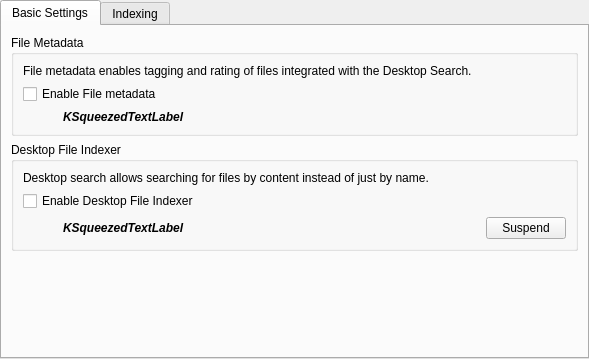
Old version of the form src/file/kcm/configwidget.ui in the repository KDE/baloo.
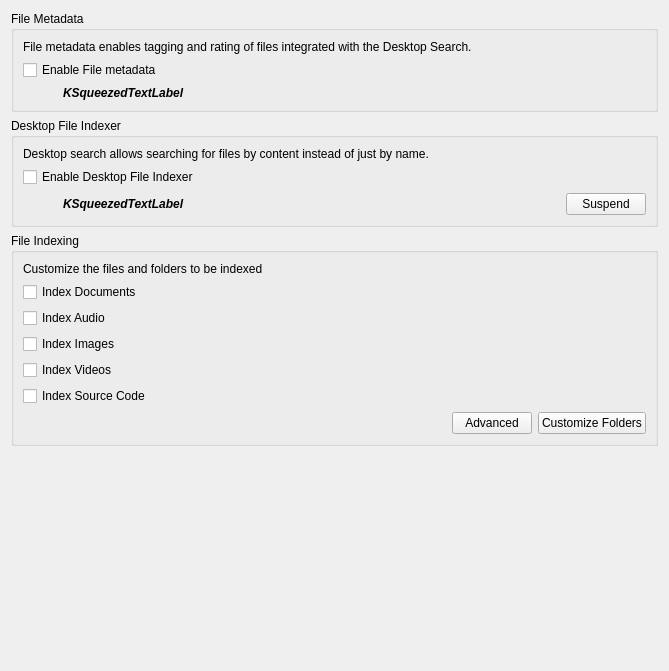
New version of the form. Custom widgets are drawn as their Qt base class.

Commit message:
KCM: Put everything in one page
The Desktop Search KCM does not need 2 tabs - One for enabling /
disabling and another for configuring what should be indexed.

Diff of the .ui file:
```diff
--- a/src/file/kcm/configwidget.ui
+++ b/src/file/kcm/configwidget.ui
@@ -7,24 +7,11 @@
    <rect>
     <x>0</x>
     <y>0</y>
-    <width>589</width>
-    <height>359</height>
+    <width>669</width>
+    <height>671</height>
    </rect>
   </property>
-  <layout class="QVBoxLayout" name="verticalLayout_8">
-   <property name="margin">
-    <number>0</number>
-   </property>
-   <item>
-    <widget class="KTabWidget" name="m_mainTabWidget">
-     <property name="currentIndex">
-      <number>0</number>
-     </property>
-     <widget class="QWidget" name="tab">
-      <attribute name="title">
-       <string>Basic Settings</string>
-      </attribute>
-      <layout class="QVBoxLayout" name="verticalLayout_13">
+  <layout class="QVBoxLayout" name="verticalLayout_2">
        <item>
         <widget class="QGroupBox" name="groupBox_2">
          <property name="title">
@@ -176,26 +163,6 @@
         </widget>
        </item>
        <item>
-        <spacer>
-         <property name="orientation">
-          <enum>Qt::Vertical</enum>
-         </property>
-         <property name="sizeHint" stdset="0">
-          <size>
-           <width>1</width>
-           <height>1</height>
-          </size>
-         </property>
-        </spacer>
-       </item>
-      </layout>
-     </widget>
-     <widget class="QWidget" name="tab_4">
-      <attribute name="title">
-       <string>Indexing</string>
-      </attribute>
-      <layout class="QVBoxLayout" name="verticalLayout_3">
-       <item>
         <widget class="QGroupBox" name="groupBox_7">
          <property name="title">
           <string>File Indexing</string>
@@ -278,31 +245,21 @@
         </widget>
        </item>
        <item>
-        <spacer name="verticalSpacer_2">
+    <spacer name="bottomSpacer">
          <property name="orientation">
           <enum>Qt::Vertical</enum>
          </property>
          <property name="sizeHint" stdset="0">
           <size>
            <width>1</width>
-           <height>1</height>
+       <height>66</height>
           </size>
          </property>
         </spacer>
-       </item>
-      </layout>
-     </widget>
-    </widget>
    </item>
   </layout>
  </widget>
  <customwidgets>
-  <customwidget>
-   <class>KTabWidget</class>
-   <extends>QTabWidget</extends>
-   <header>ktabwidget.h</header>
-   <container>1</container>
-  </customwidget>
   <customwidget>
    <class>KSqueezedTextLabel</class>
    <extends>QLabel</extends>
```
Left out of the diff: 22 changed lines with no effect on the pictures. Lines whose indentation alone changed are shown as unchanged. The commit also changes 1 other file.
